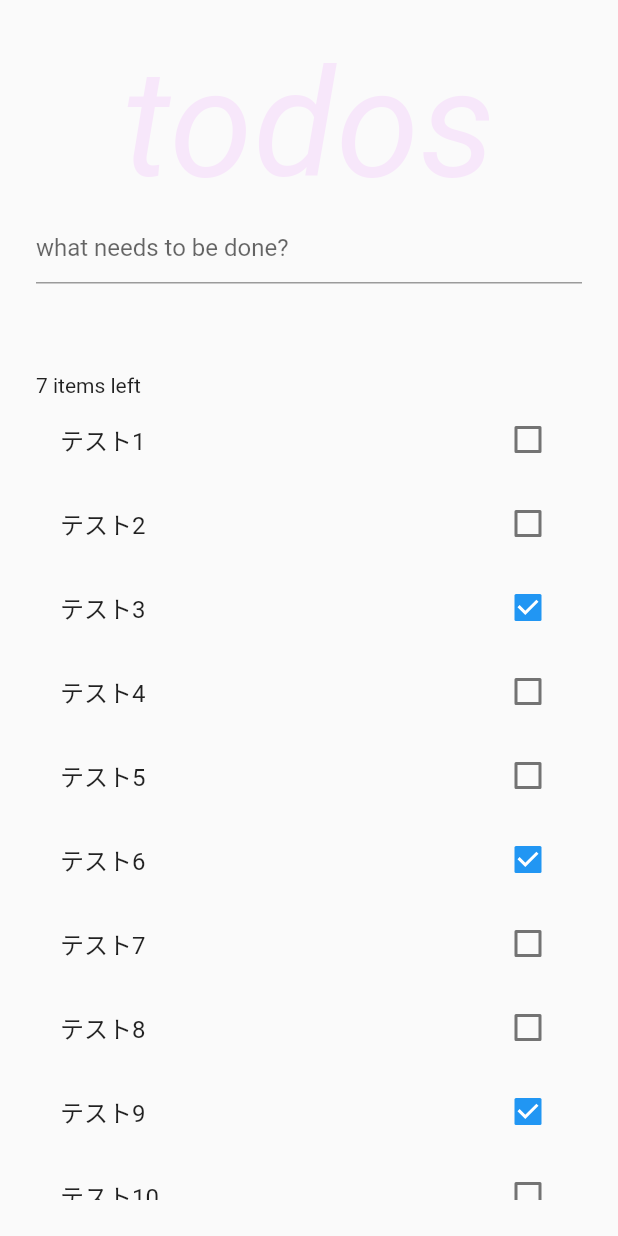
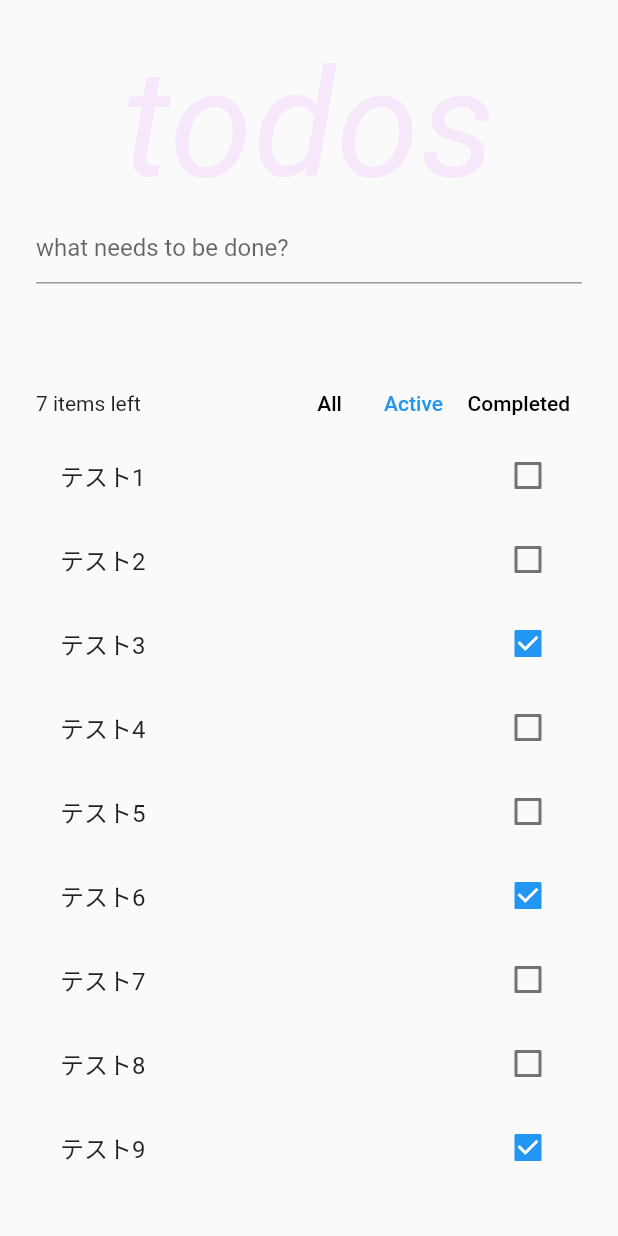
Before and after one commit to yuk1ch1/Flutter-Samples, a Flutter app: the screen it shows after launch, on a phone screen of 412 x 824 dp. Run offline on Flutter 3.47's test engine with Material 2 defaults, Android fonts, the light colour scheme and no system bars; our stand-ins replace flutter_riverpod, hooks_riverpod.

Commit message:
impl: fooltipを追加して表示されるところまで

```diff
--- a/riverpod_todo/lib/main.dart
+++ b/riverpod_todo/lib/main.dart
@@ -1,11 +1,16 @@
 import 'package:flutter/material.dart';
 import 'package:flutter_riverpod/flutter_riverpod.dart';
+import 'package:riverpod_todo/providers/filter_type_provider.dart';
 import 'package:riverpod_todo/todo.dart';
 import 'package:riverpod_todo/providers/todolist_notifier.dart';
 
 void main() {
   runApp(ProviderScope(child: const App()));
 }
+
+final allFilterKey = UniqueKey();
+final activeFilterKey = UniqueKey();
+final completedFilterKey = UniqueKey();
 
 class App extends StatelessWidget {
   const App({Key? key}) : super(key: key);
@@ -58,9 +63,7 @@ class ToDoListView extends ConsumerWidget {
           Padding(
             padding: EdgeInsets.symmetric(vertical: 30),
           ),
-          Row(
-            children: [Text('$leftTodosCount' + ' items left')],
-          ),
+          const Toolbar(),
           for (final todo in todos)
             CheckboxListTile(
               value: todo.isCompleted,
@@ -73,3 +76,76 @@ class ToDoListView extends ConsumerWidget {
     ));
   }
 }
+
+class Toolbar extends ConsumerWidget {
+  const Toolbar({
+    Key? key,
+  }) : super(key: key);
+
+  @override
+  Widget build(BuildContext context, WidgetRef ref) {
+    final filter = ref.watch(filterProvider);
+
+    Color? textColorFor(Filter value) {
+      return filter == value ? Colors.blue : Colors.black;
+    }
+
+    return Material(
+      child: Row(
+        mainAxisAlignment: MainAxisAlignment.spaceBetween,
+        children: [
+          Expanded(
+            child: Text(
+              '${ref.watch(uncompletedTodosCount).toString()} items left',
+              overflow: TextOverflow.ellipsis,
+            ),
+          ),
+          Tooltip(
+            key: allFilterKey,
+            message: 'All todos',
+            child: TextButton(
+              onPressed: () =>
+                  ref.read(filterProvider.notifier).state = Filter.all,
+              style: ButtonStyle(
+                visualDensity: VisualDensity.compact,
+                foregroundColor:
+                    MaterialStateProperty.all(textColorFor(Filter.all)),
+              ),
+              child: const Text('All'),
+            ),
+          ),
+          Tooltip(
+            key: activeFilterKey,
+            message: 'Only uncompleted todos',
+            child: TextButton(
+              onPressed: () =>
+                  ref.read(filterProvider.notifier).state = Filter.notCompleted,
+              style: ButtonStyle(
+                visualDensity: VisualDensity.compact,
+                foregroundColor: MaterialStateProperty.all(
+                  textColorFor(Filter.notCompleted),
+                ),
+              ),
+              child: const Text('Active'),
+            ),
+          ),
+          Tooltip(
+            key: completedFilterKey,
+            message: 'Only completed todos',
+            child: TextButton(
+              onPressed: () =>
+                  ref.read(filterProvider.notifier).state = Filter.completed,
+              style: ButtonStyle(
+                visualDensity: VisualDensity.compact,
+                foregroundColor: MaterialStateProperty.all(
+                  textColorFor(Filter.completed),
+                ),
+              ),
+              child: const Text('Completed'),
+            ),
+          ),
+        ],
+      ),
+    );
+  }
+}
--- a/riverpod_todo/lib/providers/filter_type_provider.dart
+++ b/riverpod_todo/lib/providers/filter_type_provider.dart
@@ -1,4 +1,5 @@
 import 'package:hooks_riverpod/hooks_riverpod.dart';
+import 'package:riverpod_todo/providers/todolist_notifier.dart';
 
 enum Filter {
   notCompleted,
@@ -9,3 +10,7 @@ enum Filter {
 final filterProvider = StateProvider<Filter>(
     (ref) => Filter.notCompleted
 );
+
+final uncompletedTodosCount = Provider<int>((ref) {
+  return ref.watch(todoListProvider).where((todo) => !todo.isCompleted).length;
+});
```
